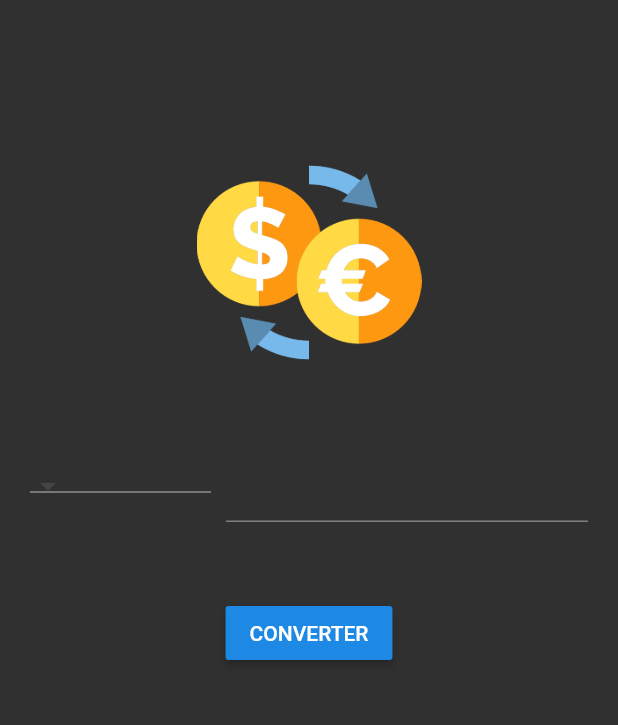
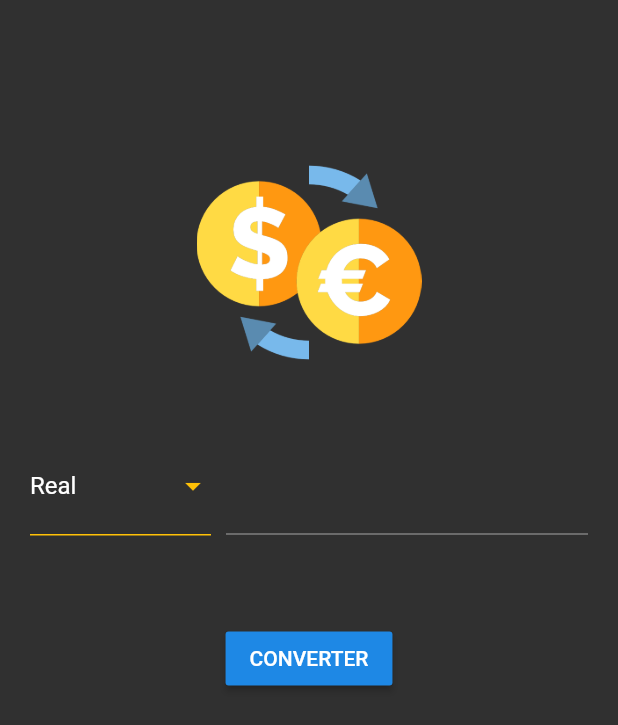
Before and after one commit to kr0ck/Conversor-de-moedas, a Flutter app: the screen it shows after launch, on a phone screen of 412 x 824 dp. Shown: the top 725 px of the screen. Run offline on Flutter 3.47's test engine with Material 2 defaults, Android fonts, the phone set to English and light mode, and no system bars.

Commit message:
Configurando o DropdownButton

```diff
--- a/lib/app/Views/home_page.dart
+++ b/lib/app/Views/home_page.dart
@@ -21,9 +21,21 @@ class HomePage extends StatelessWidget {
                 child: Row(children: [
                   Expanded(
                     flex: 1,
-                    child: DropdownButton(
-                      items: [],
-                      onChanged: (value) {},
+                    child: SizedBox(
+                      height: 65,
+                      child: DropdownButton(
+                        iconEnabledColor: Colors.amber,
+                        isExpanded: true,
+                        underline: Container(
+                          height: 1,
+                          color: Colors.amber,
+                        ),
+                        items: [
+                          DropdownMenuItem(child: Text('Real')),
+                          DropdownMenuItem(child: Text('Dolar')),
+                        ],
+                        onChanged: (value) {},
+                      ),
                     ),
                   ),
                   SizedBox(
```
